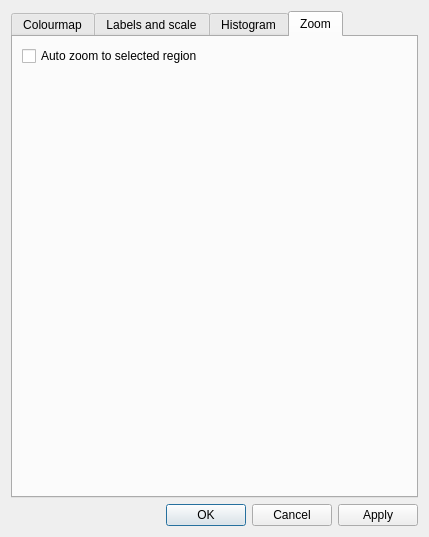
Above: src/resources/ui_display_options_dialog.ui from ianthomas23/QACD-quack before the change. Below: the same form after it.
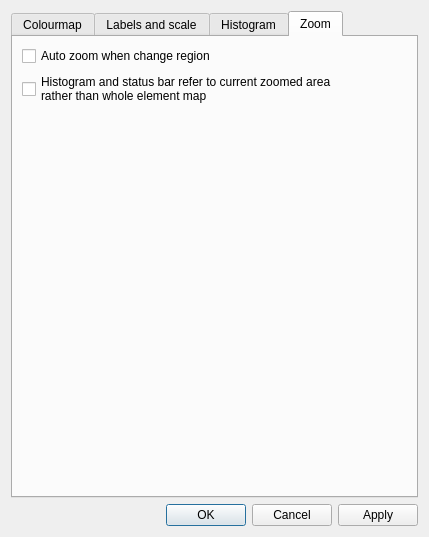
That is the form after the change. The open tabs and pages were chosen to show the change.

Commit message: Added zoom updates histogram options, not fully implemented

The edit to the form file:
```diff
--- a/src/resources/ui_display_options_dialog.ui
+++ b/src/resources/ui_display_options_dialog.ui
@@ -313,7 +313,15 @@
        <item>
         <widget class="QCheckBox" name="autoZoomRegionCheckBox">
          <property name="text">
-          <string>Auto zoom to selected region</string>
+          <string>Auto zoom when change region</string>
+         </property>
+        </widget>
+       </item>
+       <item>
+        <widget class="QCheckBox" name="zoomUpdatesStatsCheckBox">
+         <property name="text">
+          <string>Histogram and status bar refer to current zoomed area
+rather than whole element map</string>
          </property>
         </widget>
        </item>
```
Left out of the diff: 2 changed lines with no effect on the pictures. The commit also changes 7 other files.
